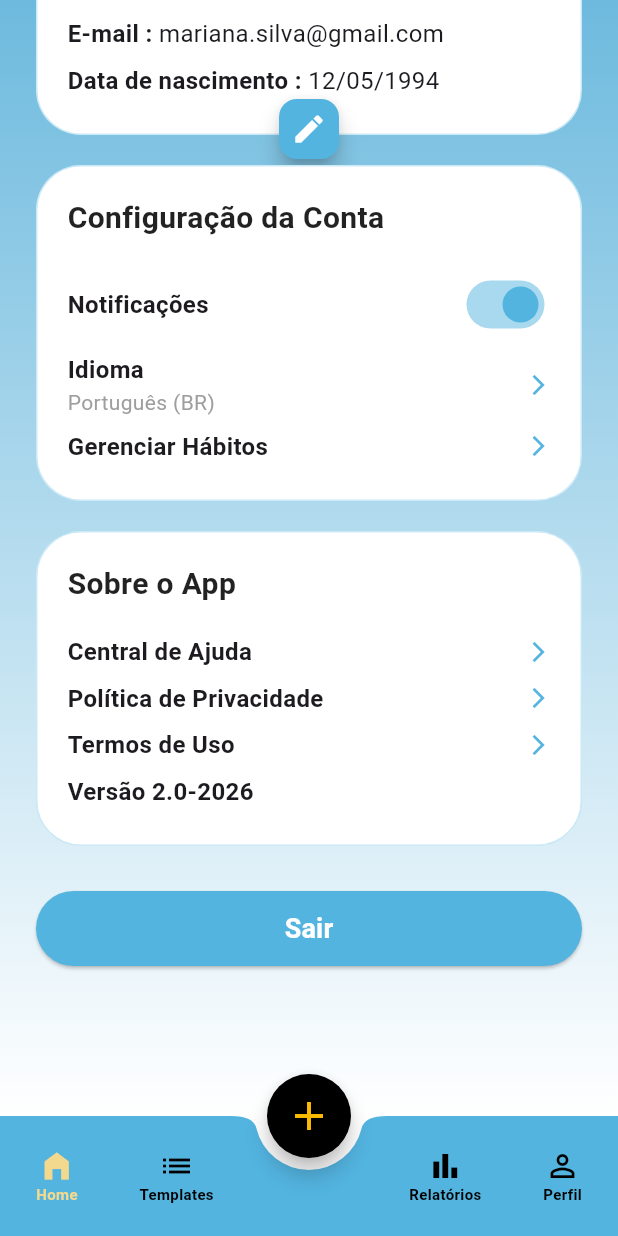
After one commit to esthefanymunizunit/HelthRoutine, a Flutter app: the ProfilePage screen opened directly, scrolled down 327 dp, after a tap on "Sair", on a phone screen of 412 x 824 dp. The commit adds this screen. Run offline on Flutter 3.47's test engine with Material 3 defaults, Android fonts, the phone set to English and light mode, and no system bars; our stand-ins replace google_fonts.

Commit message:
[ADD] profile page

```diff
--- /dev/null
+++ b/lib/features/profile/pages/profile_page.dart
@@ -0,0 +1,106 @@
+import 'package:flutter/material.dart';
+import 'package:healthroutine/features/profile/widgets/profile_avatar.dart';
+import 'package:healthroutine/features/profile/widgets/profile_card.dart';
+import 'package:healthroutine/features/profile/widgets/profile_row.dart';
+import 'package:healthroutine/features/profile/widgets/profile_title.dart';
+import '../../../core/theme/app_colors.dart';
+import '../../../core/widgets/custom_bottom_nav.dart';
+
+class ProfilePage extends StatelessWidget {
+  const ProfilePage({super.key});
+
+  @override
+  Widget build(BuildContext context) {
+    return Scaffold(
+      // Usando o FAB que você já definiu na sua classe
+      floatingActionButton: CustomBottomNav.buildFAB(context),
+      floatingActionButtonLocation: FloatingActionButtonLocation.centerDocked,
+      bottomNavigationBar: const CustomBottomNav(),
+
+      body: Container(
+        width: double.infinity,
+        decoration: const BoxDecoration(
+          gradient: LinearGradient(
+            begin: Alignment.topCenter,
+            end: Alignment.bottomCenter,
+            colors: [AppColors.templateBlueLight, Colors.white],
+          ),
+        ),
+        child: SingleChildScrollView(
+          padding: const EdgeInsets.symmetric(horizontal: 24),
+          child: Column(
+            children: [
+              const SizedBox(height: 60),
+
+              // --- HEADER: AVATAR ---
+              const ProfileAvatar(),
+
+              const SizedBox(height: 30),
+
+              // --- SEÇÃO: DADOS PESSOAIS ---
+              const ProfileSectionCard(
+                title: "Dados Pessoais",
+                showEditButton: true,
+                children: [
+                  ProfileInfoRow(label: "Nome", value: "Mariana Silva"),
+                  ProfileInfoRow(label: "E-mail", value: "mariana.silva@gmail.com"),
+                  ProfileInfoRow(label: "Data de nascimento", value: "12/05/1994"),
+                ],
+              ),
+
+              const SizedBox(height: 20),
+
+              // --- SEÇÃO: CONFIGURAÇÃO ---
+              ProfileSectionCard(
+                title: "Configuração da Conta",
+                children: [
+                  ProfileMenuTile(
+                    label: "Notificações",
+                    trailing: Switch(
+                      value: true,
+                      onChanged: (v) {},
+                      activeThumbColor: AppColors.cloudBlue,
+                    ),
+                  ),
+                  const ProfileMenuTile(label: "Idioma", subLabel: "Português (BR)"),
+                  const ProfileMenuTile(label: "Gerenciar Hábitos"),
+                ],
+              ),
+
+              const SizedBox(height: 20),
+
+              // --- SEÇÃO: SOBRE ---
+              const ProfileSectionCard(
+                title: "Sobre o App",
+                children: [
+                  ProfileMenuTile(label: "Central de Ajuda"),
+                  ProfileMenuTile(label: "Política de Privacidade"),
+                  ProfileMenuTile(label: "Termos de Uso"),
+                  ProfileMenuTile(label: "Versão 2.0-2026", showArrow: false),
+                ],
+              ),
+
+              const SizedBox(height: 30),
+
+              // --- BOTÃO SAIR ---
+              SizedBox(
+                width: double.infinity,
+                height: 50,
+                child: ElevatedButton(
+                  onPressed: () {},
+                  style: ElevatedButton.styleFrom(
+                    backgroundColor: AppColors.cloudBlue,
+                    shape: RoundedRectangleBorder(borderRadius: BorderRadius.circular(25)),
+                  ),
+                  child: const Text("Sair", style: TextStyle(color: Colors.white, fontSize: 18, fontWeight: FontWeight.bold)),
+                ),
+              ),
+
+              const SizedBox(height: 100), // Espaço para não cobrir o FAB
+            ],
+          ),
+        ),
+      ),
+    );
+  }
+}
--- a/lib/core/widgets/profile_card.dart
+++ b/lib/features/profile/widgets/profile_card.dart
@@ -1,5 +1,5 @@
 import 'package:flutter/material.dart';
-import 'package:healthroutine/core/theme/app_colors.dart';
+import '../../../core/theme/app_colors.dart';
 
 class ProfileSectionCard extends StatelessWidget {
   final String title;
@@ -10,7 +10,7 @@ class ProfileSectionCard extends StatelessWidget {
     super.key,
     required this.title,
     required this.children,
-    this.showEditButton = false
+    this.showEditButton = false,
   });
 
   @override
@@ -20,6 +20,7 @@ class ProfileSectionCard extends StatelessWidget {
       alignment: Alignment.bottomCenter,
       children: [
         Container(
+          width: double.infinity,
           padding: const EdgeInsets.all(20),
           decoration: BoxDecoration(
             color: Colors.white,
@@ -29,7 +30,14 @@ class ProfileSectionCard extends StatelessWidget {
           child: Column(
             crossAxisAlignment: CrossAxisAlignment.start,
             children: [
-              Text(title, style: const TextStyle(fontSize: 18, fontWeight: FontWeight.bold, color: Colors.grey)),
+              Text(
+                title,
+                style: const TextStyle(
+                  fontSize: 20,
+                  fontWeight: FontWeight.bold,
+                  color: Colors.black87,
+                ),
+              ),
               const SizedBox(height: 15),
               ...children,
             ],
--- /dev/null
+++ b/lib/features/profile/widgets/profile_row.dart
@@ -0,0 +1,29 @@
+import 'package:flutter/material.dart';
+
+class ProfileInfoRow extends StatelessWidget {
+  final String label;
+  final String value;
+
+  const ProfileInfoRow({super.key, required this.label, required this.value});
+
+  @override
+  Widget build(BuildContext context) {
+    return Padding(
+      padding: const EdgeInsets.symmetric(vertical: 4.0),
+      child: Row(
+        children: [
+          Text(
+            "$label : ",
+            style: const TextStyle(fontWeight: FontWeight.bold, fontSize: 16),
+          ),
+          Expanded(
+            child: Text(
+              value,
+              style: const TextStyle(fontSize: 16),
+            ),
+          ),
+        ],
+      ),
+    );
+  }
+}
--- /dev/null
+++ b/lib/features/profile/widgets/profile_title.dart
@@ -0,0 +1,51 @@
+import 'package:flutter/material.dart';
+import '../../../core/theme/app_colors.dart';
+
+class ProfileMenuTile extends StatelessWidget {
+  final String label;
+  final String? subLabel;
+  final Widget? trailing;
+  final bool showArrow;
+
+  const ProfileMenuTile({
+    super.key,
+    required this.label,
+    this.subLabel,
+    this.trailing,
+    this.showArrow = true,
+  });
+
+  @override
+  Widget build(BuildContext context) {
+    return Padding(
+      padding: const EdgeInsets.symmetric(vertical: 4.0),
+      child: Row(
+        mainAxisAlignment: MainAxisAlignment.spaceBetween,
+        children: [
+          // Texto e Subtexto
+          Column(
+            crossAxisAlignment: CrossAxisAlignment.start,
+            children: [
+              Text(
+                label,
+                style: const TextStyle(fontWeight: FontWeight.bold, fontSize: 16),
+              ),
+              if (subLabel != null)
+                Text(
+                  subLabel!,
+                  style: const TextStyle(color: Colors.grey, fontSize: 14),
+                ),
+            ],
+          ),
+          // Parte Direita: Switch, Seta ou nada
+          if (trailing != null)
+            trailing!
+          else if (showArrow)
+            const Icon(Icons.arrow_forward_ios, size: 16, color: AppColors.cloudBlue)
+          else
+            const SizedBox.shrink(),
+        ],
+      ),
+    );
+  }
+}
```
Also changed, not shown: lib/features/profile/widgets/profile_avatar.dart (renamed from lib/core/widgets/profile_avatar.dart).
